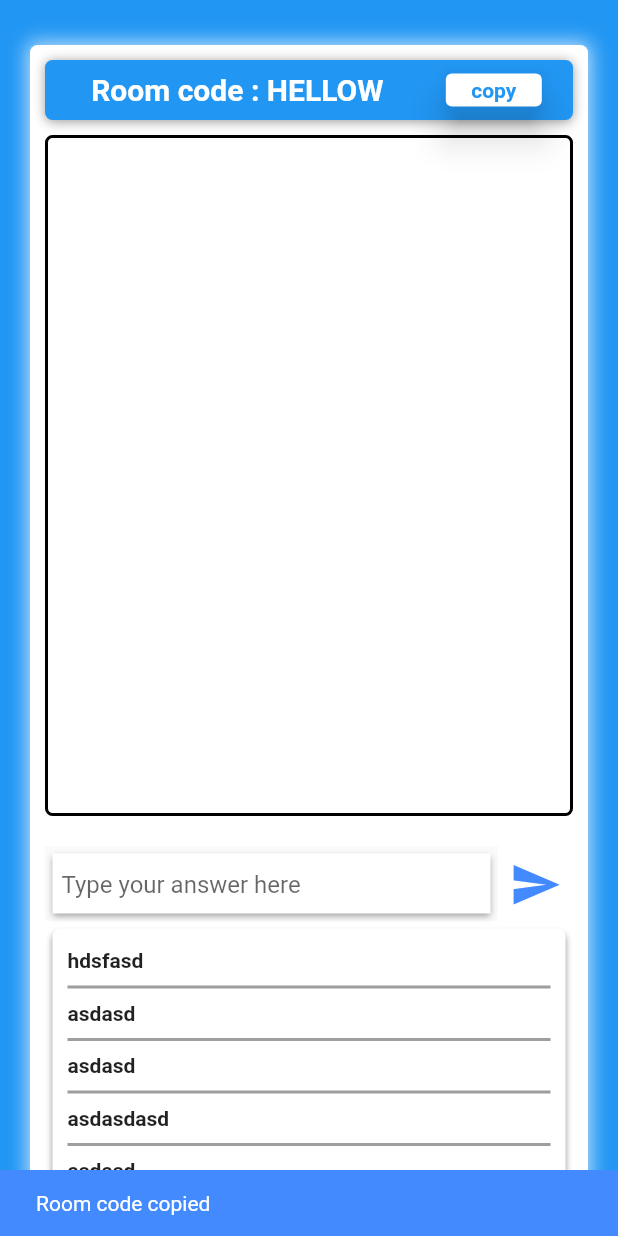
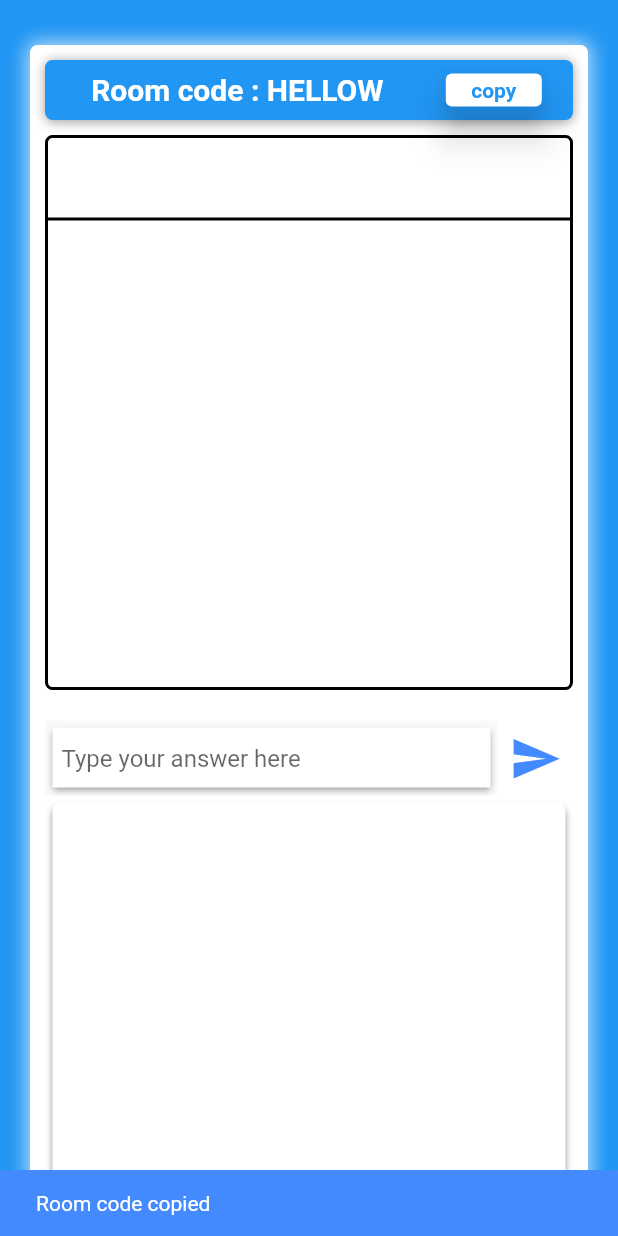
Before and after one commit to JayanthMughil/sketch-and-guess, a Flutter app: the CanvasPage screen opened directly, after a tap on "copy", on a phone screen of 412 x 824 dp. Run offline on Flutter 3.47's test engine with Material 2 defaults, Android fonts, the phone set to English and light mode, and no system bars.

Commit message:
feature: canvas area ready

```diff
--- a/lib/main.dart
+++ b/lib/main.dart
@@ -1,8 +1,6 @@
 import 'package:flutter/material.dart';
 import 'src/home-page.dart';
 import 'src/container-template.dart';
-import 'src/home-page.dart';
-import 'src/home-page.dart';
 
 void main() {
   runApp(MyApp());
--- a/lib/src/draw-area.dart
+++ b/lib/src/draw-area.dart
@@ -1,17 +1,95 @@
 import 'package:flutter/material.dart';
 
-class DrawArea extends StatelessWidget {
+class DrawArea extends StatefulWidget {
+
+  const DrawArea({Key key}): super(key: key);
+
+  @override
+  _DrawArea createState() => _DrawArea();
+
+}
+
+class _DrawArea extends State<DrawArea> {
+
+  List<Offset> _points = <Offset>[];
+
+  void trackPath(DragUpdateDetails details) {
+    setState(() {
+      RenderBox box = context.findRenderObject();
+      Offset localPosition = box.globalToLocal(details.globalPosition);
+      _points = List.from(_points)..add(localPosition);
+    });
+  }
+
   @override
   Widget build(BuildContext context) {
     return
-      Expanded(
-        child: Container(
+      Container(
           margin: EdgeInsets.all(10.0),
+          height: 370,
           decoration: BoxDecoration(
             border: Border.all(width: 2.0, color: Colors.black),
             borderRadius: BorderRadius.circular(5.0)
           ),
-        )
-      );
+          child: Column(
+            children: [
+              Container(
+                height: 55,
+                decoration: BoxDecoration(
+                  border: Border(
+                    bottom: BorderSide(width: 2.0, color: Colors.black)
+                  )
+                ),
+                child: Row(
+                  children: [],
+                ),
+              ),
+              Expanded(
+                child: LayoutBuilder(
+                  builder: (context, constraints) {
+                    return Container(
+                      width: constraints.widthConstraints().maxWidth,
+                      height: constraints.heightConstraints().maxHeight,
+                      child: GestureDetector(
+                          onPanUpdate: trackPath,
+                          onPanEnd: (DragEndDetails details) => _points.add(null) ,
+                          child: ClipRect(
+                            child: CustomPaint(
+                              painter: CanvasPainter(_points),
+                            )
+                          )
+                      ),
+                    );
+                  },
+                )
+              )
+            ],
+          ),
+        );
   }
 }
+
+class CanvasPainter extends CustomPainter {
+
+  List<Offset> points;
+
+  CanvasPainter(this.points);
+
+  Paint brush = Paint()
+  ..color = Colors.black
+  ..strokeCap = StrokeCap.round
+  ..strokeWidth = 10.0;
+
+  @override
+  void paint(Canvas canvas, Size size) {
+    for (int i = 0; i < points.length-1; i++) {
+      if (points[i] != null && points[i+1] != null) {
+        canvas.drawLine(points[i], points[i+1], brush);
+      }
+    }
+  }
+
+  @override
+  bool shouldRepaint(CanvasPainter oldDelegate) => oldDelegate.points != points;
+
+}
--- a/lib/src/text-area.dart
+++ b/lib/src/text-area.dart
@@ -12,7 +12,7 @@ class TextArea extends StatefulWidget {
 class _TextArea extends State<TextArea> {
 
   final msgcontroller = TextEditingController();
-  List<String> messages = ["hdsfasd", "asdasd", "asdasd", "asdasdasd", "asdasd", "asdasdasd"];
+  List<String> messages = [];
 
   @override
   void dispose() {
@@ -29,7 +29,9 @@ class _TextArea extends State<TextArea> {
 
   @override
   Widget build(BuildContext context) {
-    return Container(
+    return
+      Expanded(
+        child: Container(
           margin: EdgeInsets.all(10),
           height: 230.0,
           decoration: BoxDecoration(
@@ -109,7 +111,7 @@ class _TextArea extends State<TextArea> {
                           margin: EdgeInsets.only(left: 5.0, right: 5.0),
                           decoration: BoxDecoration(
                             border: Border(
-                          bottom: BorderSide(width: 2.0, color: Colors.grey)
+                              bottom: BorderSide(width: 0.6, color: Colors.grey)
                             )
                           ),
                           child: Text(messages[index],
@@ -122,6 +124,7 @@ class _TextArea extends State<TextArea> {
               )
             ],
           ),
+        )
       );
   }
 }
```
Lines whose indentation alone changed are shown as unchanged.
